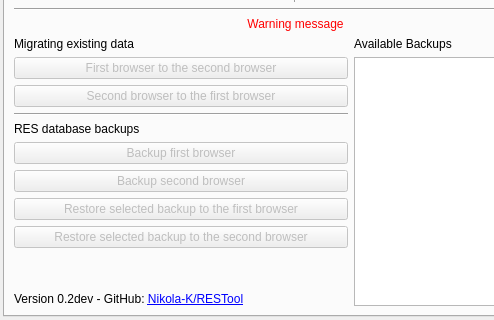
nikolak/RESTool, file RESTool/ui/design_v2.ui: the form before one commit; both pictures show x 0 to 494 and y 152 to 472 of the 591 by 472 pixel window.
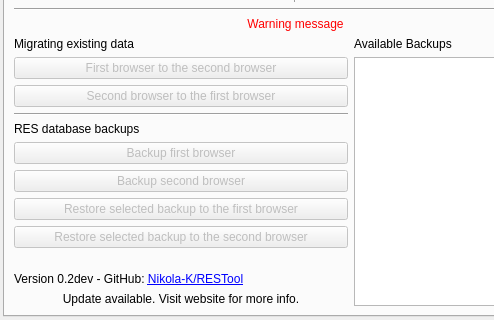
The form after the commit.

Commit message: Add update checking feature - closes #13

```diff
--- a/RESTool/ui/design_v2.ui
+++ b/RESTool/ui/design_v2.ui
@@ -331,6 +331,19 @@
                 </property>
                </widget>
               </item>
+              <item>
+               <widget class="QLabel" name="lblUpdateAvailable">
+                <property name="enabled">
+                 <bool>true</bool>
+                </property>
+                <property name="text">
+                 <string>&lt;html&gt;&lt;head/&gt;&lt;body&gt;&lt;p&gt;Update available. Visit website for more info.&lt;/p&gt;&lt;/body&gt;&lt;/html&gt;</string>
+                </property>
+                <property name="alignment">
+                 <set>Qt::AlignCenter</set>
+                </property>
+               </widget>
+              </item>
              </layout>
             </item>
             <item>
```
The commit also changes 2 other files.
